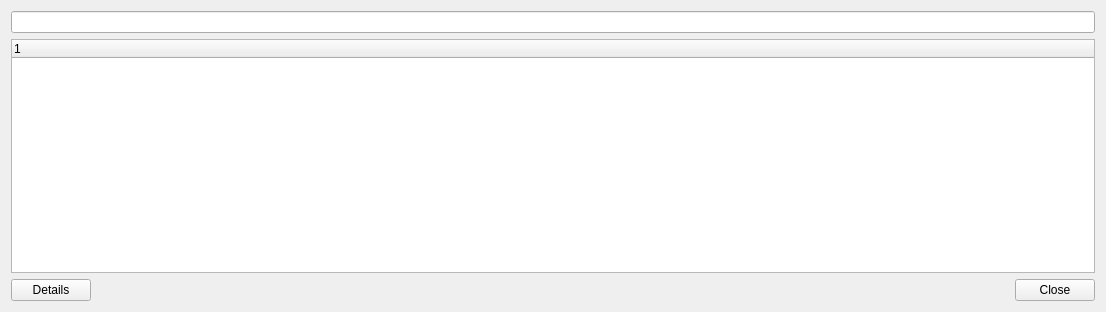
samiavasil/Daqster, file src/frame_work/base/pluginlistview.ui: the form before one commit.
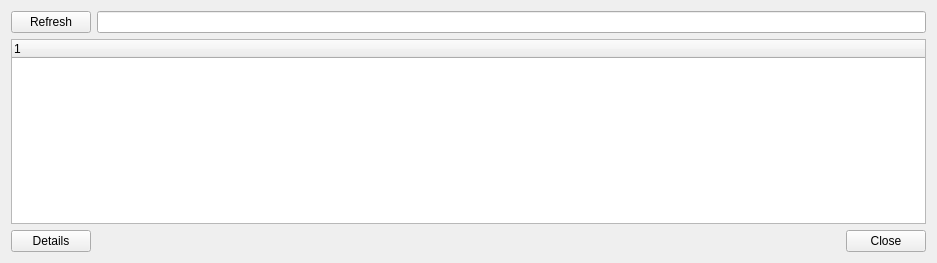
The form after the commit.

Diff of the .ui file:
```diff
--- a/src/frame_work/base/pluginlistview.ui
+++ b/src/frame_work/base/pluginlistview.ui
@@ -6,8 +6,8 @@
    <rect>
     <x>0</x>
     <y>0</y>
-    <width>1106</width>
-    <height>312</height>
+    <width>937</width>
+    <height>263</height>
    </rect>
   </property>
   <property name="sizePolicy">
@@ -21,12 +21,21 @@
   </property>
   <layout class="QGridLayout" name="gridLayout">
    <item row="0" column="0">
-    <layout class="QVBoxLayout" name="verticalLayout_2">
-     <item>
       <layout class="QVBoxLayout" name="verticalLayout">
        <item>
+      <layout class="QHBoxLayout" name="horizontalLayout_2">
+       <item>
+        <widget class="QPushButton" name="refreshButton">
+         <property name="text">
+          <string>Refresh</string>
+         </property>
+        </widget>
+       </item>
+       <item>
         <widget class="QLineEdit" name="lineEdit"/>
        </item>
+      </layout>
+     </item>
        <item>
         <widget class="QTreeWidget" name="treeWidget">
          <property name="sizePolicy">
@@ -41,8 +50,6 @@
           </property>
          </column>
         </widget>
-       </item>
-      </layout>
      </item>
      <item>
       <layout class="QHBoxLayout" name="horizontalLayout">
```
Lines whose indentation alone changed are shown as unchanged.
